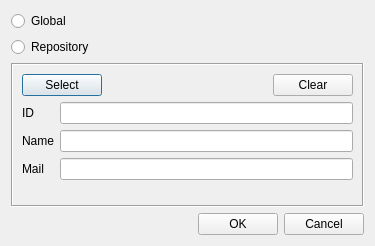
soramimi/Guitar, file src/SetGpgSigningDialog.ui: the form before one commit.
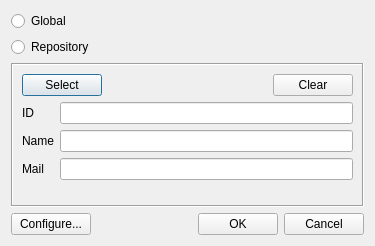
The form after the commit. Custom widgets are drawn as their Qt base class.

The edit to the form file:
```diff
--- a/src/SetGpgSigningDialog.ui
+++ b/src/SetGpgSigningDialog.ui
@@ -115,6 +115,13 @@
    </item>
    <item>
     <layout class="QHBoxLayout" name="horizontalLayout">
+     <item>
+      <widget class="QPushButton" name="pushButton_configure">
+       <property name="text">
+        <string>Configure...</string>
+       </property>
+      </widget>
+     </item>
      <item>
       <spacer name="horizontalSpacer">
        <property name="orientation">
```
